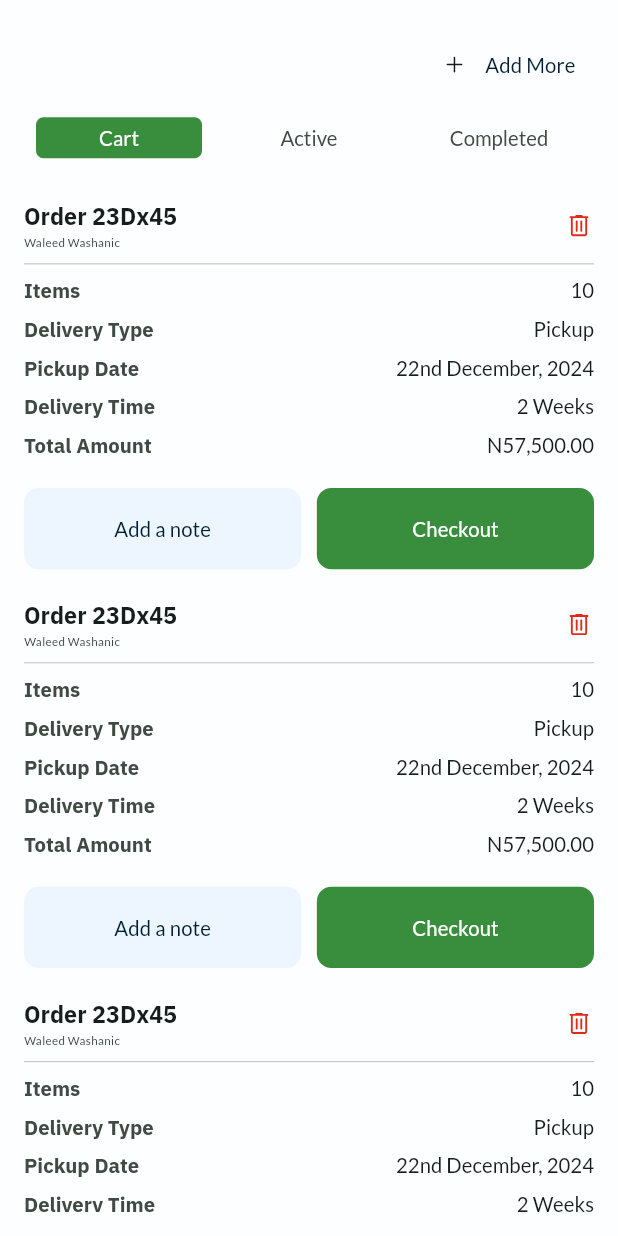
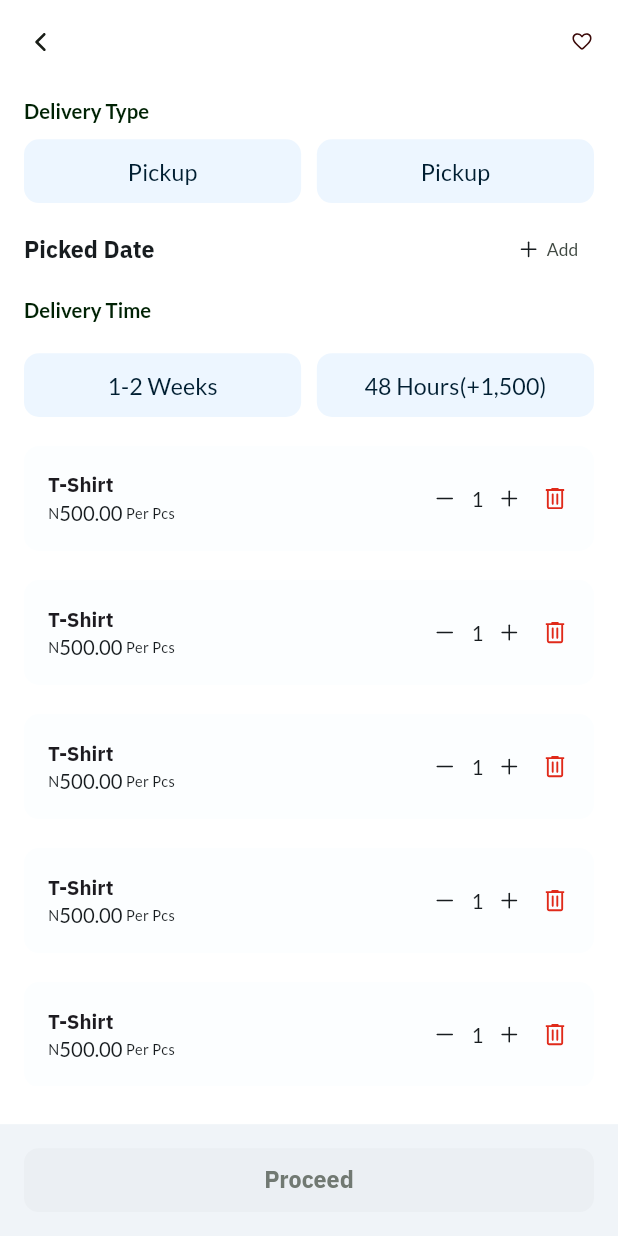
Before and after one commit to francisnatty/ECOWASH, a Flutter app: the screen it shows after launch, after a tap on "Checkout", on a phone screen of 412 x 824 dp. Run offline on Flutter 3.47's test engine with Material 3 defaults, Android fonts, the phone set to English and light mode, and no system bars; our stand-ins replace dio, flutter_screenutil, flutter_svg.

Commit message:
new cart screens

```diff
--- a/lib/core/utils/constants/res.dart
+++ b/lib/core/utils/constants/res.dart
@@ -15,6 +15,7 @@ class AppIcons {
   static const String deleteIcon = '${_path}delete_icon.svg';
   static const String boxIcon = '${_path}box_icon.svg';
   static const String plusIcon = '${_path}plus_icon.svg';
+  static const String minusIcon = '${_path}minus_icon.svg';
 }
 
 class AppImages {
--- a/lib/features/app/presentation/pages/cart/screens/cart.dart
+++ b/lib/features/app/presentation/pages/cart/screens/cart.dart
@@ -18,9 +18,9 @@ class CartScreen extends StatefulWidget {
 class _CartScreenState extends State<CartScreen> {
   List<String> tabs = ['Cart', 'Active', 'Completed'];
   List<Widget> screens = [
-    CartTab(),
-    ActiveTab(),
-    CompletedTab(),
+    const CartTab(),
+    const ActiveTab(),
+    const CompletedTab(),
   ];
   int tabIndex = 0;
   @override
--- /dev/null
+++ b/lib/features/app/presentation/pages/cart/screens/cart_profile.dart
@@ -0,0 +1,255 @@
+import 'package:ecowash/core/utils/utils.dart';
+import 'package:ecowash/core/widgets/wwidgets.dart';
+import 'package:flutter/foundation.dart';
+import 'package:flutter/material.dart';
+import 'package:flutter_screenutil/flutter_screenutil.dart';
+
+class CartProfile extends StatelessWidget {
+  const CartProfile({super.key});
+
+  @override
+  Widget build(BuildContext context) {
+    return Scaffold(
+      backgroundColor: AppColors.materialThemeWhite,
+      body: SafeArea(
+          child: Column(
+        children: [
+          Expanded(
+            child: Padding(
+              padding: const EdgeInsets.all(16.0),
+              child: Column(
+                crossAxisAlignment: CrossAxisAlignment.start,
+                children: [
+                  Row(
+                    mainAxisAlignment: MainAxisAlignment.spaceBetween,
+                    children: [
+                      SvgIcon(
+                        icon: AppIcons.backIcon,
+                        onPressed: () {},
+                      ),
+                      SvgIcon(
+                        icon: AppIcons.favourite,
+                        onPressed: () {},
+                      ),
+                    ],
+                  ),
+                  const Hspacing(height: 25),
+                  Text(
+                    'Delivery Type',
+                    style: AppTextStyles.labelLarge.copyWith(
+                      color: AppColors.onPrimaryContainer,
+                      fontWeight: FontWeight.w600,
+                    ),
+                  ),
+                  const Hspacing(height: 10),
+                  Row(
+                    children: [
+                      Expanded(
+                        child: SelectionContainerWidget(
+                          onPressed: () {},
+                          title: 'Pickup',
+                        ),
+                      ),
+                      const Wspacing(width: 10),
+                      Expanded(
+                        child: SelectionContainerWidget(
+                          onPressed: () {},
+                          title: 'Pickup',
+                        ),
+                      ),
+                    ],
+                  ),
+                  const Hspacing(height: 20),
+                  Row(
+                    mainAxisAlignment: MainAxisAlignment.spaceBetween,
+                    children: [
+                      Text(
+                        'Picked Date',
+                        style: AppTextStyles.titleMedium.copyWith(
+                          color: AppColors.onSurface,
+                        ),
+                      ),
+                      Padding(
+                        padding: EdgeInsets.only(right: 10.w),
+                        child: Row(
+                          children: [
+                            const SvgIcon(icon: AppIcons.plusIcon),
+                            const Wspacing(width: 2),
+                            Text(
+                              'Add',
+                              style: AppTextStyles.labelMedium.copyWith(
+                                color: AppColors.onSurfaceVariant,
+                              ),
+                            )
+                          ],
+                        ),
+                      )
+                    ],
+                  ),
+                  const Hspacing(height: 20),
+                  Text(
+                    'Delivery Time',
+                    style: AppTextStyles.labelLarge.copyWith(
+                      color: AppColors.onPrimaryContainer,
+                      fontWeight: FontWeight.w600,
+                    ),
+                  ),
+                  const Hspacing(height: 20),
+                  Row(
+                    children: [
+                      Expanded(
+                        child: SelectionContainerWidget(
+                          onPressed: () {},
+                          title: '1-2 Weeks',
+                        ),
+                      ),
+                      const Wspacing(width: 10),
+                      Expanded(
+                        child: SelectionContainerWidget(
+                          onPressed: () {},
+                          title: '48 Hours(+1,500)',
+                        ),
+                      ),
+                    ],
+                  ),
+                  const Hspacing(height: 20),
+                  Expanded(
+                    child: ListView.separated(
+                      itemBuilder: (context, index) {
+                        return const AddAndRemoveItemWidget();
+                      },
+                      separatorBuilder: (context, index) {
+                        return const Hspacing(height: 20);
+                      },
+                      itemCount: 10,
+                    ),
+                  ),
+                  const Hspacing(height: 10),
+
+                  // const AddAndRemoveItemWidget(),
+                ],
+              ),
+            ),
+          ),
+          Container(
+            padding: EdgeInsets.zero, // Remove padding here
+            child: Container(
+              color: AppColors.surfaceContainerLow,
+              padding: AppPaddings.all16,
+              child: AppButtons.primary(
+                height: 44.h,
+                bgColor: AppColors.surfaceContainer,
+                textStyle: AppTextStyles.titleMedium.copyWith(
+                  color: AppColors.outline,
+                ),
+                onPressed: () {},
+                title: 'Proceed',
+              ),
+            ),
+          ),
+        ],
+      )),
+    );
+  }
+}
+
+class AddAndRemoveItemWidget extends StatelessWidget {
+  const AddAndRemoveItemWidget({
+    super.key,
+  });
+
+  @override
+  Widget build(BuildContext context) {
+    return Container(
+      padding: AppPaddings.all16,
+      decoration: BoxDecoration(
+          color: AppColors.surface, borderRadius: BorderRadius.circular(10)),
+      child: Row(
+        mainAxisAlignment: MainAxisAlignment.spaceBetween,
+        children: [
+          Column(
+            crossAxisAlignment: CrossAxisAlignment.start,
+            children: [
+              Text(
+                'T-Shirt',
+                style: AppTextStyles.titleSmall,
+              ),
+              Row(
+                children: [
+                  Text(
+                    'N',
+                    style: AppTextStyles.bodySmaller.copyWith(
+                      color: AppColors.onSurface,
+                    ),
+                  ),
+                  Text(
+                    '500.00',
+                    style: AppTextStyles.labelLarge.copyWith(
+                      color: AppColors.onSurface,
+                      // fontWeight: FontWeight.w600,
+                    ),
+                  ),
+                  Text(
+                    ' Per Pcs',
+                    style: AppTextStyles.bodySmaller.copyWith(
+                      color: AppColors.onSurface,
+                    ),
+                  ),
+                ],
+              )
+            ],
+          ),
+          Row(
+            children: [
+              const SvgIcon(icon: AppIcons.minusIcon),
+              const Wspacing(width: 7),
+              Text(
+                '1',
+                style: AppTextStyles.labelLarge.copyWith(
+                  color: AppColors.onSurface,
+                ),
+              ),
+              const Wspacing(width: 7),
+              const SvgIcon(icon: AppIcons.plusIcon),
+              const Wspacing(width: 10),
+              const SvgIcon(icon: AppIcons.deleteIcon),
+            ],
+          )
+        ],
+      ),
+    );
+  }
+}
+
+class SelectionContainerWidget extends StatelessWidget {
+  final String title;
+  final VoidCallback onPressed;
+  const SelectionContainerWidget({
+    super.key,
+    required this.title,
+    required this.onPressed,
+  });
+
+  @override
+  Widget build(BuildContext context) {
+    return InkWell(
+      onTap: onPressed,
+      child: Container(
+        height: 44.h,
+        padding: AppPaddings.all10,
+        decoration: BoxDecoration(
+          color: AppColors.secondaryContainer,
+          borderRadius: BorderRadius.circular(10),
+        ),
+        child: Center(
+          child: Text(
+            title,
+            style: AppTextStyles.bodyLarge.copyWith(
+              color: AppColors.onSecondaryContainer,
+            ),
+          ),
+        ),
+      ),
+    );
+  }
+}
--- a/lib/features/app/presentation/pages/cart/widgets/cart_widget.dart
+++ b/lib/features/app/presentation/pages/cart/widgets/cart_widget.dart
@@ -1,3 +1,4 @@
+import 'package:ecowash/features/app/presentation/pages/cart/screens/cart_profile.dart';
 import 'package:flutter/material.dart';
 
 import '../../../../../../core/utils/utils.dart';
@@ -66,7 +67,9 @@ class CartWidget extends StatelessWidget {
             const Wspacing(width: 10),
             Expanded(
               child: AppButtons.primary(
-                onPressed: () {},
+                onPressed: () {
+                  goTo(context: context, newScreen: const CartProfile());
+                },
                 title: 'Checkout',
               ),
             ),
```
Also changed, not shown: assets/icons/minus_icon.svg (added).
